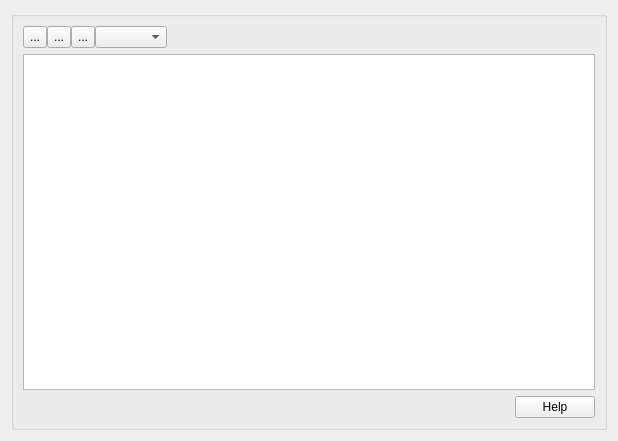
This is SqlForm.ui in fritzone/ddm as Qt 5 draws it before an edit. The edited form follows.
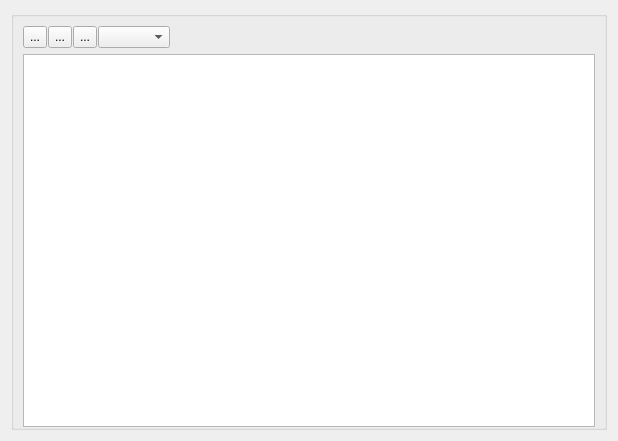
This is the edited form. Icons and pictures are not drawn.

The edit to the form file:
```diff
--- a/SqlForm.ui
+++ b/SqlForm.ui
@@ -19,11 +19,17 @@
      <property name="title">
       <string/>
      </property>
+     <property name="flat">
+      <bool>true</bool>
+     </property>
      <layout class="QVBoxLayout" name="verticalLayout">
+      <property name="bottomMargin">
+       <number>0</number>
+      </property>
       <item>
        <layout class="QHBoxLayout" name="horizontalLayout_15">
         <property name="spacing">
-         <number>0</number>
+         <number>1</number>
         </property>
         <item>
          <widget class="QToolButton" name="btnSave">
@@ -52,8 +58,8 @@
          <widget class="QToolButton" name="btnInject">
           <property name="maximumSize">
            <size>
-            <width>24</width>
-            <height>24</height>
+            <width>32</width>
+            <height>32</height>
            </size>
           </property>
           <property name="toolTip">
@@ -75,8 +81,8 @@
          <widget class="QToolButton" name="btnGoToSource">
           <property name="maximumSize">
            <size>
-            <width>24</width>
-            <height>24</height>
+            <width>32</width>
+            <height>32</height>
            </size>
           </property>
           <property name="toolTip">
@@ -144,37 +150,6 @@
         </property>
        </widget>
       </item>
-      <item>
-       <layout class="QHBoxLayout" name="horizontalLayout">
-        <item>
-         <widget class="QLabel" name="labelDeploymentStatus">
-          <property name="text">
-           <string/>
-          </property>
-         </widget>
-        </item>
-        <item>
-         <spacer name="horizontalSpacer">
-          <property name="orientation">
-           <enum>Qt::Horizontal</enum>
-          </property>
-          <property name="sizeHint" stdset="0">
-           <size>
-            <width>40</width>
-            <height>20</height>
-           </size>
-          </property>
-         </spacer>
-        </item>
-        <item>
-         <widget class="QPushButton" name="btnHelp">
-          <property name="text">
-           <string>Help</string>
-          </property>
-         </widget>
-        </item>
-       </layout>
-      </item>
      </layout>
     </widget>
    </item>
```
Left out of the diff: 20 changed lines with no effect on the pictures.
